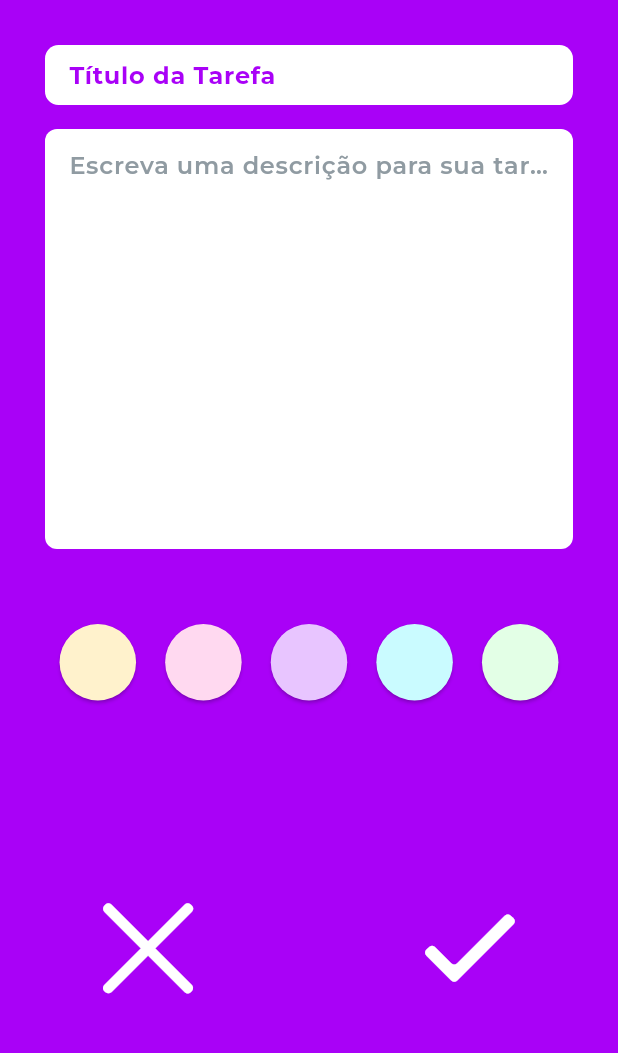
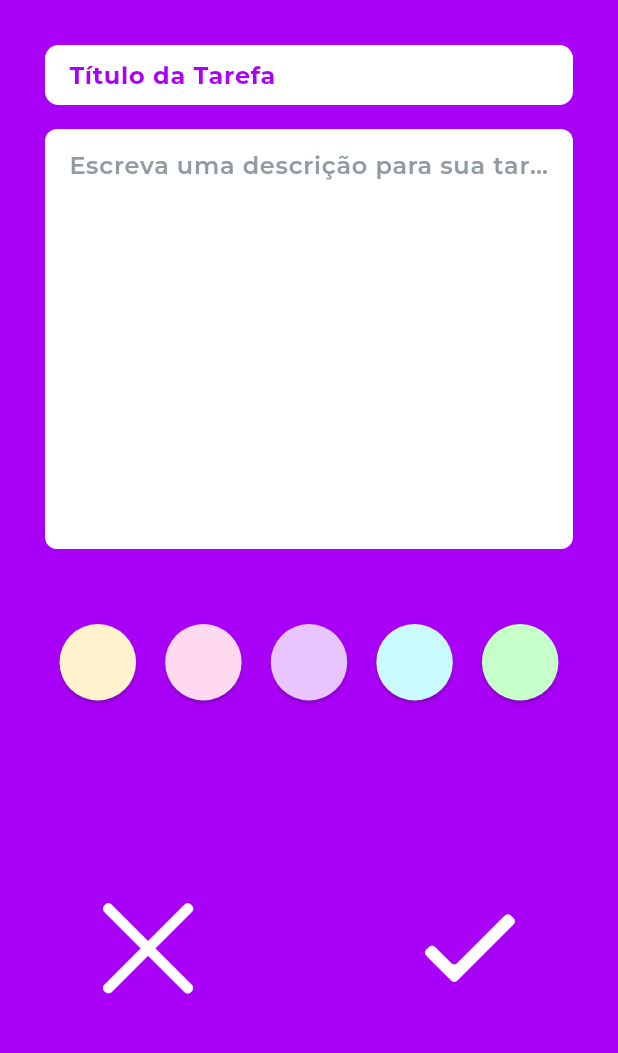
Before and after one commit to Gil0388/trabalho_grupo, a Flutter app: the SixthPage screen opened by its route, on a phone screen of 412 x 824 dp, the part 150-1203 px from its top. Run offline on Flutter 3.47's test engine with Material 3 defaults, Android fonts, the phone set to English and light mode, and no system bars; our stand-ins replace dotted_line.

Commit message:
navegação e implementação de funções nas telas 5 e 6

```diff
--- /dev/null
+++ b/devtools_options.yaml
@@ -0,0 +1,3 @@
+description: This file stores settings for Dart & Flutter DevTools.
+documentation: https://docs.flutter.dev/tools/devtools/extensions#configure-extension-enablement-states
+extensions:
--- a/lib/main.dart
+++ b/lib/main.dart
@@ -5,7 +5,7 @@ import 'package:trabalho_grupo/controller/login_controller.dart';
 import 'package:trabalho_grupo/views/tela1.dart';
 import 'package:trabalho_grupo/views/tela3.dart';
 import 'package:trabalho_grupo/views/tela2.dart';
-import 'package:trabalho_grupo/views/tela4.dart';
+// import 'package:trabalho_grupo/views/tela4.dart';
 import 'package:trabalho_grupo/views/tela5.dart';
 import 'package:trabalho_grupo/views/tela6.dart';
 
@@ -31,11 +31,11 @@ class MyApp extends StatelessWidget {
             ),
         '/tela2': (context) => SecondPage(),
         '/tela3': (context) => ThreetPage(),
-        '/tela4': (context) => FourthPage(),
+        // '/tela4': (context) => FourthPage(),
         '/tela5': (context) => FivePage(),
         '/tela6': (context) => SixthPage(),
       },
-      initialRoute: '/tela1',
+      initialRoute: '/tela5',
     );
   }
 }
--- a/lib/views/tela6.dart
+++ b/lib/views/tela6.dart
@@ -1,10 +1,29 @@
 import 'package:flutter/material.dart';
 import 'package:flutter/cupertino.dart';
-
+import 'package:trabalho_grupo/widgets/cards_e_funcoes.dart';
 import '../styles/styles.dart';
 
-class SixthPage extends StatelessWidget {
+class SixthPage extends StatefulWidget {
   const SixthPage({super.key});
+
+  @override
+  State<SixthPage> createState() => _SixthPageState();
+}
+
+class _SixthPageState extends State<SixthPage> {
+//! Controllers e key para guardar as informações.
+  final TextEditingController tituloCtrll = TextEditingController();
+  final TextEditingController descricaoCtrll = TextEditingController();
+  final GlobalKey<FormState> _acesso = GlobalKey();
+
+//! Variavel que guarda a cor do Card.
+  Color? definirCor;
+
+//! Metodo para limpar as informações.
+  void resetInfo() {
+    tituloCtrll.clear();
+    descricaoCtrll.clear();
+  }
 
   @override
   Widget build(BuildContext context) {
@@ -26,28 +45,35 @@ class SixthPage extends StatelessWidget {
                   decoration: const BoxDecoration(
                     color: Colors.white,
                     borderRadius: BorderRadius.only(
-                             bottomRight: Radius.circular(100.0), // Define o raio desejado
+                      bottomRight:
+                          Radius.circular(100.0), // Define o raio desejado
                     ),
                   ),
                   child: Padding(
-                           padding: const EdgeInsets.only(left: 8.0), // Ajuste o valor conforme necessário
+                    padding: const EdgeInsets.only(left: 8.0),
+                    // Ajuste o valor conforme necessário
+//! Botão Navigator.pop na logo.
+                    child: GestureDetector(
+                      onTap: () {
+                        Navigator.pop(context);
+                      },
                       child: Align(
-                             alignment: Alignment.centerLeft, // Alinha o widget à esquerda
+                        alignment:
+                            Alignment.centerLeft, // Alinha o widget à esquerda
                         child: Image.asset(
                           'assets/images/lovepeople_logo.png',
                           height: 52,
                         ),
                       ),
                     ),
-
                   ),
-                       Container(
+                ),
+                SizedBox(
                     height: 100,
                     width: 250.0,
-                           child:
-                           Container(
-
-                             padding: const EdgeInsets.only(top: 50), // Ajuste o valor conforme necessário
+                    child: Container(
+                      padding: const EdgeInsets.only(
+                          top: 50), // Ajuste o valor conforme necessário
                       alignment: Alignment.topCenter,
                       child: const Text(
                         'Nova Tarefa',
@@ -56,138 +82,187 @@ class SixthPage extends StatelessWidget {
                             fontFamily: 'Montserrat',
                             fontSize: 20),
                       ),
-                           )
-
-
-                       ),
+                    )),
               ],
             ),
             // FORMULARIO DE NOTAS
             Container(
               padding: const EdgeInsets.all(30),
+              child: Form(
+                key: _acesso,
+                autovalidateMode: AutovalidateMode.onUserInteraction,
                 child: Column(
-
                   children: [
                     Container(
                       height: 40, // Defina a altura desejada aqui
                       decoration: BoxDecoration(
-                             color: Colors.white, // Define a cor de fundo como branco
-                             borderRadius: BorderRadius.circular(9.0), // Opcional: arredonda as bordas
+                        color:
+                            Colors.white, // Define a cor de fundo como branco
+                        borderRadius: BorderRadius.circular(
+                            9.0), // Opcional: arredonda as bordas
                       ),
+//! TextField titulo
                       child: TextFormField(
+                        controller: tituloCtrll,
                         decoration: const InputDecoration(
+                          errorBorder: OutlineInputBorder(
+                              borderSide: BorderSide(color: Colors.red)),
                           hintText: 'Título da Tarefa',
-                               hintStyle: TextStyle(fontWeight: FontWeight.bold, color: Color(0xffa901f7)),
-                               border: InputBorder.none, // Remove a borda padrão do TextFormField
-                               contentPadding: EdgeInsets.symmetric(vertical: 10.0, horizontal: 16.0), // Adiciona preenchimento interno
+                          hintStyle: TextStyle(
+                              fontWeight: FontWeight.bold,
+                              color: Color(0xffa901f7)),
+                          border: InputBorder
+                              .none, // Remove a borda padrão do TextFormField
+                          contentPadding: EdgeInsets.symmetric(
+                              vertical: 10.0,
+                              horizontal:
+                                  16.0), // Adiciona preenchimento interno
                         ),
-                             style: TextStyle(
+                        style: const TextStyle(
                           fontFamily: 'Montserrat',
                         ),
                       ),
-
                     ),
                     const SizedBox(height: 16.0), // Espaço entre os elementos
                     Container(
                       height: 280, // Defina a altura desejada aqui
                       decoration: BoxDecoration(
-                             color: Colors.white, // Define a cor de fundo como branco
-                             borderRadius: BorderRadius.circular(8.0), // Opcional: arredonda as bordas
+                        color:
+                            Colors.white, // Define a cor de fundo como branco
+                        borderRadius: BorderRadius.circular(
+                            8.0), // Opcional: arredonda as bordas
                       ),
+//! TextField descrição.
                       child: TextFormField(
-                             style: TextStyle( fontFamily: 'Montserrat',),
+                        controller: descricaoCtrll,
+                        style: const TextStyle(
+                          fontFamily: 'Montserrat',
+                        ),
                         decoration: const InputDecoration(
                           hintText: 'Escreva uma descrição para sua tarefa.',
-                               hintStyle: TextStyle(color: const Color(0xFF909ba2)),
+                          hintStyle: TextStyle(color: Color(0xFF909ba2)),
 
-                               border: InputBorder.none, // Remove a borda padrão do TextFormField
-                               contentPadding: EdgeInsets.symmetric(horizontal: 16.0),
+                          border: InputBorder
+                              .none, // Remove a borda padrão do TextFormField
+                          contentPadding:
+                              EdgeInsets.symmetric(horizontal: 16.0),
 
                           // Adiciona preenchimento interno
                         ),
-
-
                       ),
-
-
                     ),
                     const SizedBox(height: 50.0),
                     Row(
                       mainAxisAlignment: MainAxisAlignment.spaceAround,
                       children: [
                         ElevatedButton(
-                               onPressed: () {},
+                          onPressed: () {
+                            setState(() {
+                              definirCor = yellowLight;
+                            });
+                          },
                           style: ElevatedButton.styleFrom(
                             shape: const CircleBorder(),
-                                 backgroundColor: const Color(0xFFfff2cc), // Corrigido para 0xFFF2CDCD
-                                 padding: const EdgeInsets.all(15),
-                               ),
-                               child: const Text(''),
-                             ),
-
-                             ElevatedButton(
-                               onPressed: () {},
-                               style: ElevatedButton.styleFrom(
-                                 shape: const CircleBorder(),
-                                 backgroundColor: const Color(0xFFffd9f0), // Corrigido para 0xFFF2CDCD
-                                 padding: const EdgeInsets.all(15),
-                               ),
-                               child: const Text(''),
-                             ),
-
-                             ElevatedButton(
-                               onPressed: () {},
-                               style: ElevatedButton.styleFrom(
-                                 shape: const CircleBorder(),
-                                 backgroundColor: const Color(0xFFe8c5ff), // Corrigido para o valor completo de 8 dígitos
-                                 padding: const EdgeInsets.all(15),
-                               ),
-                               child: const Text(''),
-                             ),
-
-                             ElevatedButton(
-                               onPressed: () {},
-                               style: ElevatedButton.styleFrom(
-                                 shape: const CircleBorder()
-                                 , backgroundColor: Color(0xFFcafbff),
+                            backgroundColor:
+                                yellowLight, // Corrigido para 0xFFF2CDCD
                             padding: const EdgeInsets.all(15),
                           ),
                           child: const Text(''),
                         ),
                         ElevatedButton(
-                               onPressed: () {},
+                          onPressed: () {
+                            setState(() {
+                              definirCor = pinkLight;
+                            });
+                          },
                           style: ElevatedButton.styleFrom(
                             shape: const CircleBorder(),
-                                 backgroundColor: const Color(0xFFe3ffe6),
+                            backgroundColor:
+                                pinkLight, // Corrigido para 0xFFF2CDCD
                             padding: const EdgeInsets.all(15),
                           ),
                           child: const Text(''),
                         ),
-
+                        ElevatedButton(
+                          onPressed: () {
+                            setState(() {
+                              definirCor = purpleLight;
+                            });
+                          },
+                          style: ElevatedButton.styleFrom(
+                            shape: const CircleBorder(),
+                            backgroundColor:
+                                purpleLight, // Corrigido para o valor completo de 8 dígitos
+                            padding: const EdgeInsets.all(15),
+                          ),
+                          child: const Text(''),
+                        ),
+                        ElevatedButton(
+                          onPressed: () {
+                            setState(() {
+                              definirCor = blueLight;
+                            });
+                          },
+                          style: ElevatedButton.styleFrom(
+                            shape: const CircleBorder(),
+                            backgroundColor: blueLight,
+                            padding: const EdgeInsets.all(15),
+                          ),
+                          child: const Text(''),
+                        ),
+                        ElevatedButton(
+                          onPressed: () {
+                            setState(() {
+                              definirCor = greenLight;
+                            });
+                          },
+                          style: ElevatedButton.styleFrom(
+                            shape: const CircleBorder(),
+                            backgroundColor: greenLight,
+                            padding: const EdgeInsets.all(15),
+                          ),
+                          child: const Text(''),
+                        ),
                       ],
                     ),
                     const SizedBox(height: 120.0),
-                         const Row(
-
+                    Row(
                       mainAxisAlignment: MainAxisAlignment.spaceAround,
                       children: [
-                             Icon(CupertinoIcons.clear_thick, color: Colors.white, size: 90), // Ícone de cancelar
-                             SizedBox(width: 30), // Espaçamento entre os ícones
-                             Icon(CupertinoIcons.checkmark_alt, color: Colors.white, size: 90), // Ícone de ok
+                        GestureDetector(
+                          onTap: () {
+                            resetInfo();
+                          },
+                          child: const Icon(CupertinoIcons.clear_thick,
+                              color: Colors.white, size: 90),
+                        ), // Ícone de cancelar
+                        const SizedBox(width: 30),
+//! Botão que retorna com as informações para o card.
+                        GestureDetector(
+                          onTap: () {
+                            if (_acesso.currentState!.validate()) {
+                              Navigator.pop(
+                                  context,
+                                  Lista(
+                                      titulo: tituloCtrll.text,
+                                      descricao: descricaoCtrll.text,
+                                      cores: definirCor));
+                            }
+                          },
+                          child: const Icon(CupertinoIcons.checkmark_alt,
+                              color: Colors.white, size: 90),
+                        ),
+
+                        // Ícone de ok
                       ],
                     ),
-
-                       ],
-                     ),
-                   )
-
-
-
-
                   ],
                 ),
               ),
-
+            )
+          ],
+        ),
+      ),
     ));
   }
 }
```
Also changed, not shown: lib/styles/styles.dart (+12 -0 lines), lib/views/tela5.dart (+61 -81 lines), lib/widgets/cards_e_funcoes.dart (added, +139 -0 lines), pubspec.lock. Lines whose indentation alone changed are shown as unchanged.
